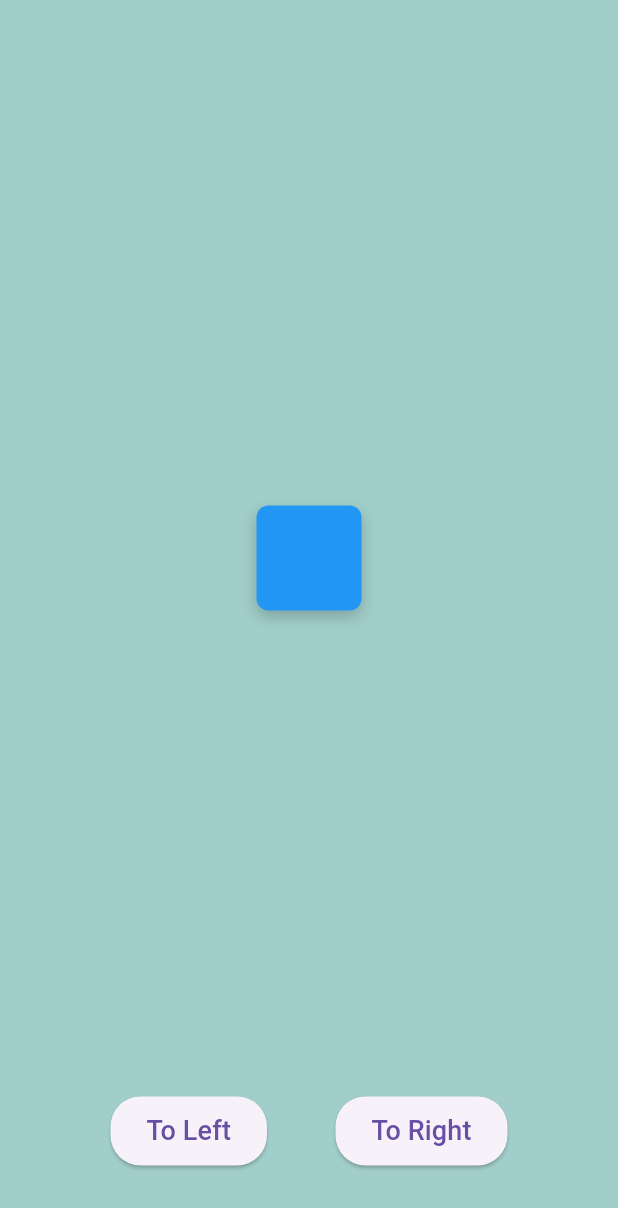
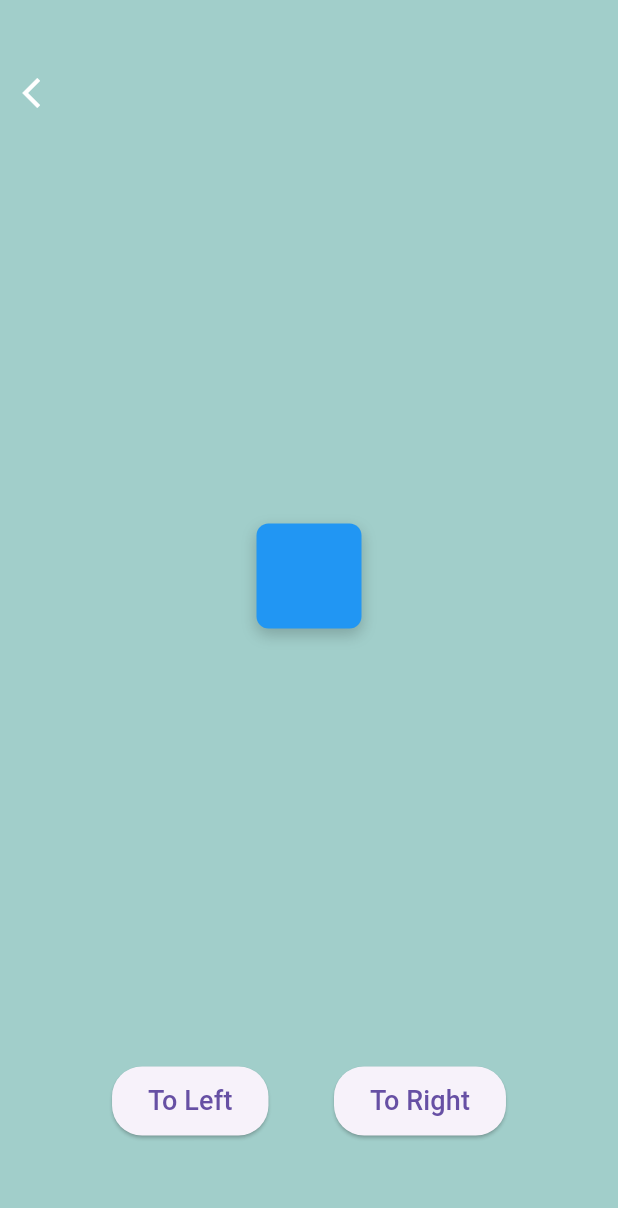
Before and after one commit to Scientist265/assesment-congle.github.io, a Flutter app: the MovingSquareScreen screen opened by its route, on a phone screen of 412 x 824 dp. Shown: the top 1208 px of the screen. Run offline on Flutter 3.47's test engine with Material 3 defaults, Android fonts, the phone set to English and light mode, and no system bars.

Commit message:
feat: pop button

```diff
--- a/lib/core/ui/moving_square.dart
+++ b/lib/core/ui/moving_square.dart
@@ -1,3 +1,4 @@
+import 'package:draggable_square_dock_view/config/router.dart';
 import 'package:draggable_square_dock_view/constants/enums.dart';
 import 'package:draggable_square_dock_view/widgets/movement_button.dart';
 import 'package:draggable_square_dock_view/widgets/square_widget.dart';
@@ -28,9 +29,16 @@ class _MovingSquareScreenState extends State<MovingSquareScreen>
   Widget build(BuildContext context) {
     return Scaffold(
       body: Padding(
-        padding: const EdgeInsets.symmetric(horizontal: 12.0, vertical: 30),
+        padding: const EdgeInsets.symmetric(horizontal: 15.0, vertical: 50),
         child: Column(
+          crossAxisAlignment: CrossAxisAlignment.start,
           children: [
+            GestureDetector(
+              onTap: () {
+                Navigator.of(context).pop();
+              },
+              child: Icon(Icons.arrow_back_ios, color: Colors.white),
+            ),
             Expanded(
               child: Center(
                 child: AnimatedBuilder(
```
Also changed, not shown: lib/core/ui/dock_screen.dart (+19 -2 lines).
